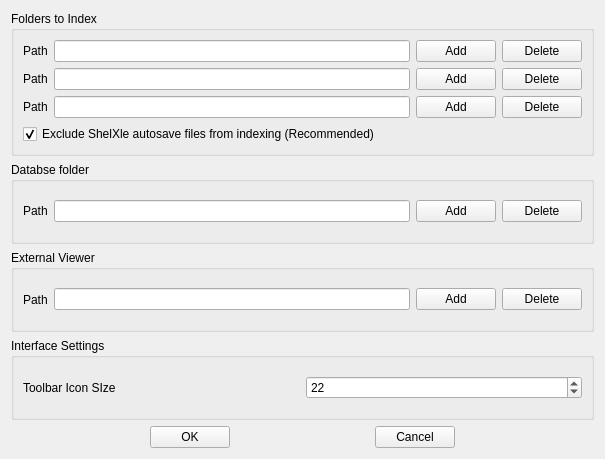
This is settings.ui in PavloSolntsev/solxd as Qt 5 draws it before an edit. The edited form follows.
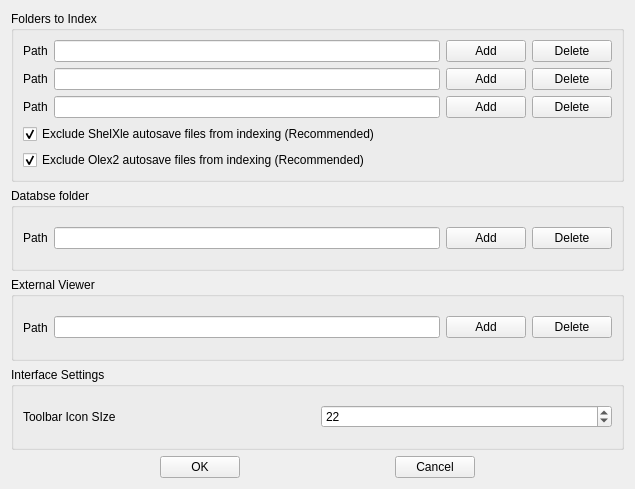
This is the edited form.

Commit message: Olex2 exclusion has been added

Patch:
```diff
--- a/settings.ui
+++ b/settings.ui
@@ -9,8 +9,8 @@
    <rect>
     <x>0</x>
     <y>0</y>
-    <width>605</width>
-    <height>459</height>
+    <width>635</width>
+    <height>489</height>
    </rect>
   </property>
   <property name="sizePolicy">
@@ -129,6 +129,16 @@
         </property>
        </widget>
       </item>
+      <item>
+       <widget class="QCheckBox" name="checkBox_olex2">
+        <property name="text">
+         <string>Exclude Olex2 autosave files from indexing (Recommended)</string>
+        </property>
+        <property name="checked">
+         <bool>true</bool>
+        </property>
+       </widget>
+      </item>
      </layout>
     </widget>
    </item>
```
The commit also changes 3 other files.
